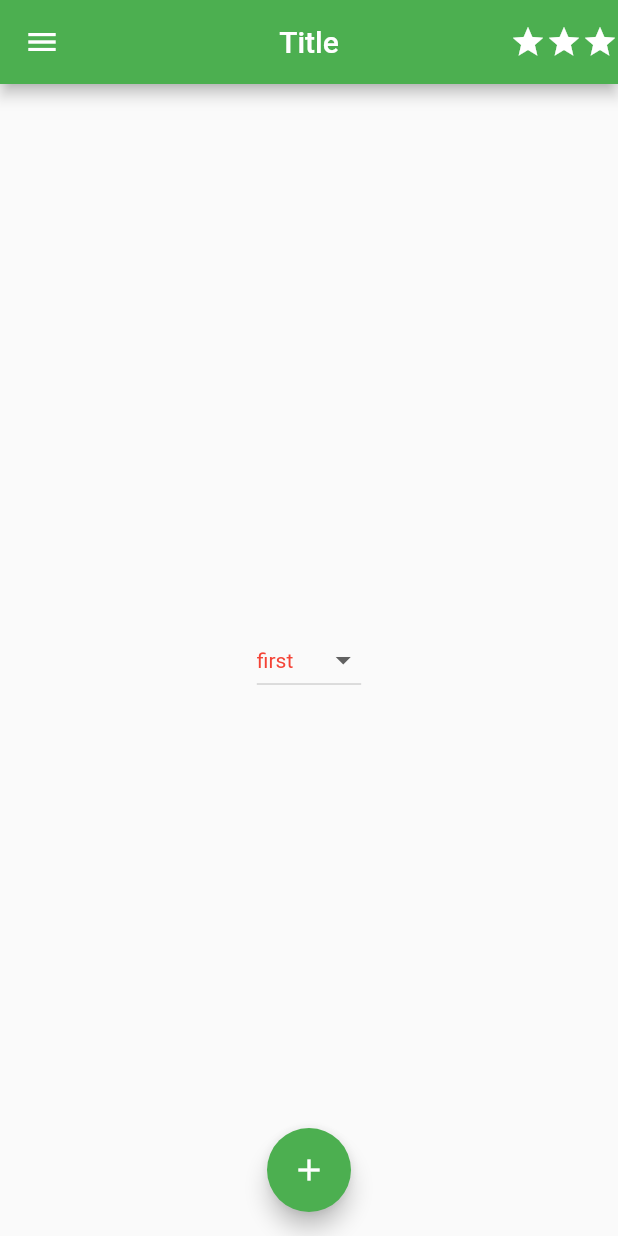
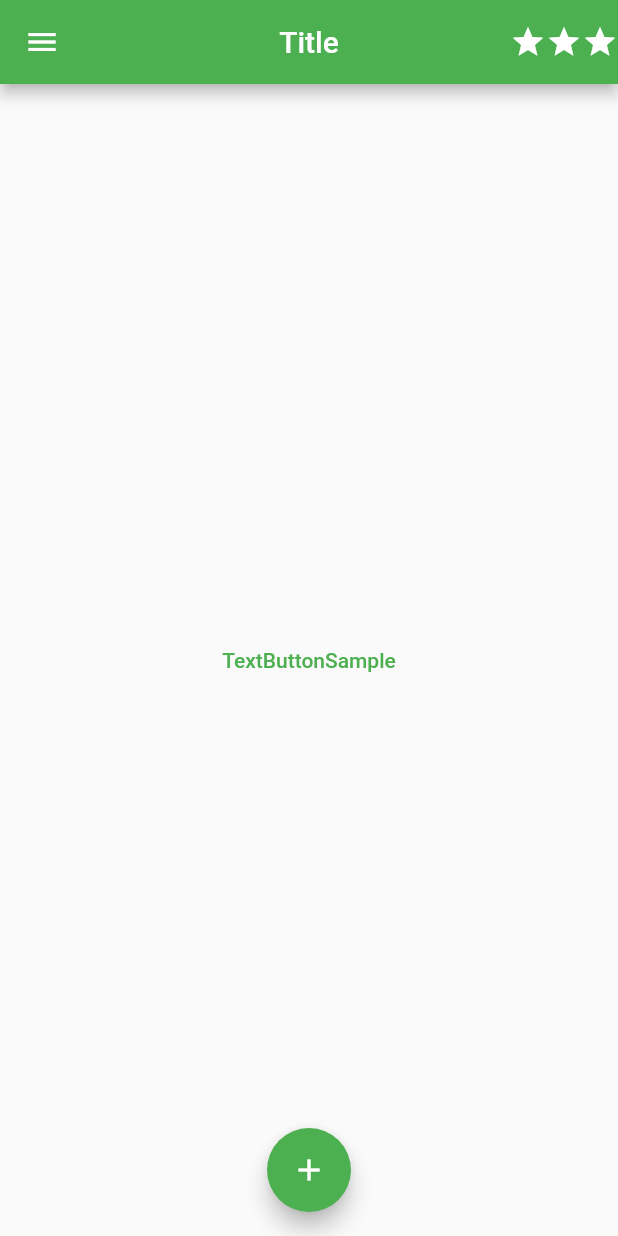
Before and after one commit to fistkim101/flutter-widget-archive, a Flutter app: the screen it shows after launch, on a phone screen of 412 x 824 dp. Run offline on Flutter 3.47's test engine with Material 2 defaults, Android fonts, the phone set to English and light mode, and no system bars.

Commit message:
textbutton

```diff
--- a/lib/screens/scaffold_sample.dart
+++ b/lib/screens/scaffold_sample.dart
@@ -34,7 +34,7 @@ class ScaffoldSample extends StatelessWidget {
           Icon(Icons.star),
         ],
       ),
-      body: DropDownButtonSample(),
+      body: TextButtonSample(),
       // floatingActionButton: Text('floatingActionButton'),
       floatingActionButton: FloatingActionButton(
         onPressed: () {},
--- a/lib/widgets/buttons/buttons.dart
+++ b/lib/widgets/buttons/buttons.dart
@@ -3,3 +3,4 @@ export 'outlined_button_sample.dart';
 export 'icon_button_sample.dart';
 export 'popup_menu_sample.dart';
 export 'dropdown_button_sample.dart';
+export 'text_button_sample.dart';
--- /dev/null
+++ b/lib/widgets/buttons/text_button_sample.dart
@@ -0,0 +1,27 @@
+import 'package:flutter/material.dart';
+
+class TextButtonSample extends StatefulWidget {
+  const TextButtonSample({Key? key}) : super(key: key);
+
+  @override
+  State<TextButtonSample> createState() => _TextButtonSampleState();
+}
+
+class _TextButtonSampleState extends State<TextButtonSample> {
+  @override
+  Widget build(BuildContext context) {
+    return Center(
+      child: TextButton(
+        style: TextButton.styleFrom(
+            // foregroundColor: Colors.red,
+            // backgroundColor: Colors.amber,
+            ),
+        // onPressed: null,
+        onPressed: () {
+          print('onPressed');
+        },
+        child: Text('TextButtonSample'),
+      ),
+    );
+  }
+}
```
